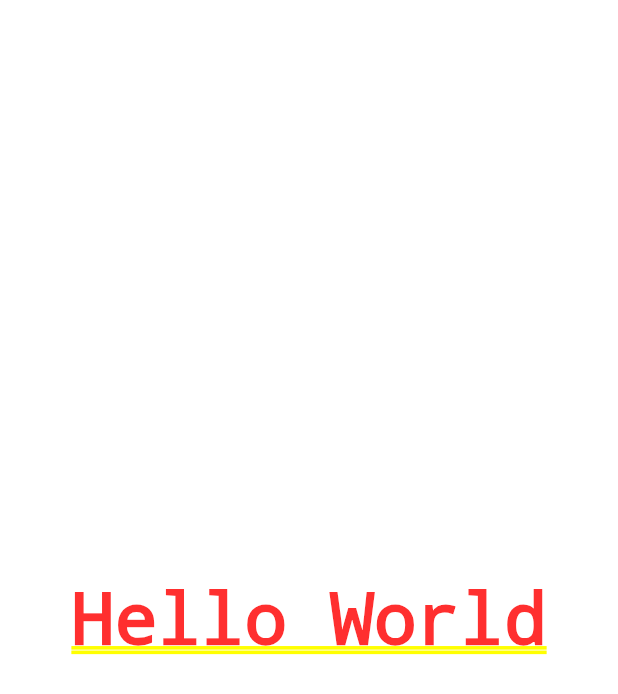
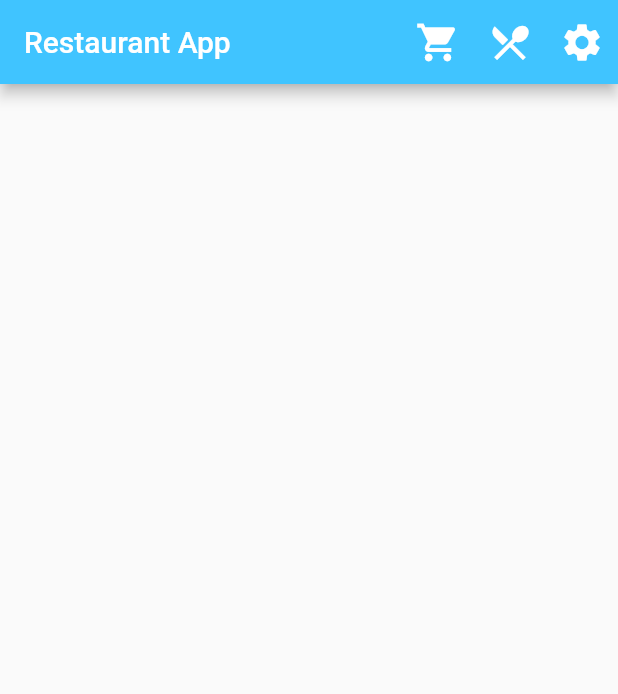
Before and after one commit to KornelCygan/flutter-restaurant, a Flutter app: the screen it shows after launch, on a phone screen of 412 x 824 dp. Shown: the top 694 px of the screen. Run offline on Flutter 3.47's test engine with Material 2 defaults, Android fonts, the phone set to English and light mode, and no system bars.

Commit message:
added topbar with scaffold style

```diff
--- a/lib/main.dart
+++ b/lib/main.dart
@@ -1,4 +1,5 @@
 import 'package:flutter/material.dart';
+import 'package:restaurant_app/shared/custom.style.dart';
 
 void main() => runApp(MyApp());
 
@@ -6,9 +7,45 @@ class MyApp extends StatelessWidget {
   @override
   Widget build(BuildContext context) {
     return MaterialApp(
-      home: Center(
-      child: Text('Hello World') ,
-      ),
+      theme: cAppThemeData,
+      title: cAppTitle,
+      debugShowCheckedModeBanner: false,
+      home: FoodHome(),
     );
   }
 }
+
+class FoodHome extends StatelessWidget {
+  @override
+  Widget build(BuildContext context) {
+    // return Center(
+    //   child: Text('Hello World') ,
+    //   );
+    return Scaffold(
+      appBar: AppBar(
+        backgroundColor: Colors.lightBlueAccent,
+        title: Text(cAppTitle),
+        actions: <Widget>[
+          IconButton(
+              icon: Icon(Icons.shopping_cart, color: Colors.white, size: 30.0),
+              tooltip: 'Shop',
+              onPressed: () {
+                Navigator.pushNamed(context, '/shopcart');
+            }),
+            IconButton(
+              icon: Icon(Icons.restaurant_menu, color: Colors.white, size: 30.0),
+              tooltip: 'Menu',
+              onPressed: () {
+                Navigator.pushNamed(context, '/orders');
+            }),
+            IconButton(
+              icon: Icon(Icons.settings, color: Colors.white, size: 30.0),
+              tooltip: 'Setup',
+              onPressed: () {
+                Navigator.pushNamed(context, '/setmenu');
+            })
+          ],
+        ) ,
+      );
+  }
+}
--- /dev/null
+++ b/lib/shared/custom.style.dart
@@ -0,0 +1,10 @@
+import 'package:flutter/material.dart';
+
+const cAppTitle = 'Restaurant App';
+
+var cAppThemeData = ThemeData(
+        primaryColor: Colors.blueAccent,
+        primarySwatch: Colors.blue,
+        buttonColor: Colors.blue,
+        buttonTheme: const ButtonThemeData(textTheme: ButtonTextTheme.primary),
+      );
```
